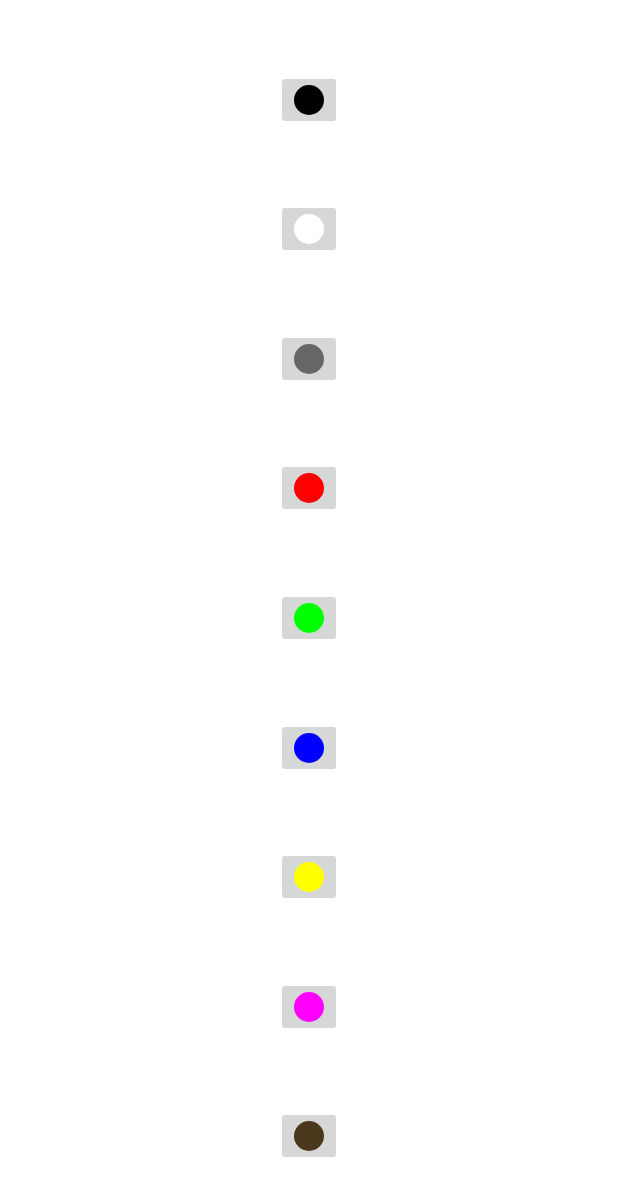
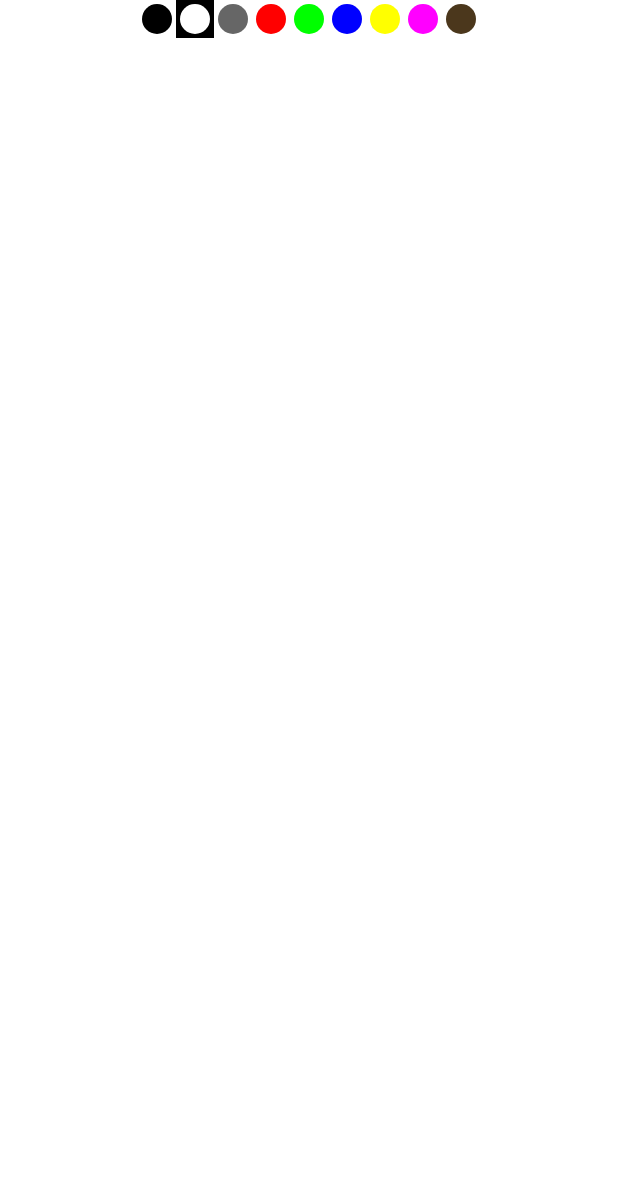
Before and after one commit to fj0lverkr/DrawingApp, an Android app: the layout dialog_brush_color.xml on its own in the app's theme, with its tools: preview values and no code run, on a phone screen of 412 x 824 dp. Shown: the top 1196 px of the screen. Run offline under Robolectric (Android 15) with nearby library versions, the phone set to English and light mode, and no system bars.

Commit message:
Simplified color chooser code

```diff
--- a/app/src/main/java/com/nilsnahooy/drawingapp/CanvasView.kt
+++ b/app/src/main/java/com/nilsnahooy/drawingapp/CanvasView.kt
@@ -93,8 +93,8 @@ class CanvasView(context: Context, attrs : AttributeSet): View(context, attrs) {
         mDrawPaint!!.strokeWidth = mBrushSize
     }
 
-    fun setBrushColor(newColor: Int) {
-        mColor = ResourcesCompat.getColor(resources, newColor, null)
+    fun setBrushColor(newColor: String) {
+        mColor = Color.parseColor(newColor)
         mDrawPath = DrawPath(mColor, mBrushSize)
         mDrawPaint!!.color = mColor
     }
--- a/app/src/main/res/layout/dialog_brush_color.xml
+++ b/app/src/main/res/layout/dialog_brush_color.xml
@@ -1,97 +1,64 @@
 <?xml version="1.0" encoding="utf-8"?>
-<androidx.constraintlayout.widget.ConstraintLayout xmlns:android="http://schemas.android.com/apk/res/android"
+<androidx.appcompat.widget.LinearLayoutCompat
+    android:id="@+id/ll_palette"
+    xmlns:android="http://schemas.android.com/apk/res/android"
     android:layout_width="match_parent"
-    android:layout_height="match_parent"
-    xmlns:app="http://schemas.android.com/apk/res-auto">
+    android:layout_height="wrap_content"
+    android:orientation="horizontal"
+    android:gravity="center">
 
     <ImageButton
-        android:id="@+id/ib_brush_color_black"
-        android:layout_width="wrap_content"
-        android:layout_height="wrap_content"
+        android:layout_width="25dp"
+        android:layout_height="25dp"
         android:src="@drawable/brush_color_black"
-        app:layout_constraintBottom_toTopOf="@id/ib_brush_color_white"
-        app:layout_constraintEnd_toEndOf="parent"
-        app:layout_constraintStart_toStartOf="parent"
-        app:layout_constraintTop_toTopOf="parent"
-        />
+        android:tag="@color/black"/>
 
     <ImageButton
-        android:layout_width="wrap_content"
-        android:layout_height="wrap_content"
-        android:id="@+id/ib_brush_color_white"
+        android:layout_width="25dp"
+        android:layout_height="25dp"
         android:src="@drawable/brush_color_white"
-        app:layout_constraintStart_toStartOf="parent"
-        app:layout_constraintEnd_toEndOf="parent"
-        app:layout_constraintTop_toBottomOf="@id/ib_brush_color_black"
-        app:layout_constraintBottom_toTopOf="@id/ib_brush_color_grey"/>
+        android:background="@color/black"
+        android:tag="@color/white"/>
 
     <ImageButton
-        android:layout_width="wrap_content"
-        android:layout_height="wrap_content"
-        android:id="@+id/ib_brush_color_grey"
+        android:layout_width="25dp"
+        android:layout_height="25dp"
         android:src="@drawable/brush_color_grey"
-        app:layout_constraintStart_toStartOf="parent"
-        app:layout_constraintEnd_toEndOf="parent"
-        app:layout_constraintTop_toBottomOf="@id/ib_brush_color_white"
-        app:layout_constraintBottom_toTopOf="@id/ib_brush_color_red"/>
+        android:tag="@color/grey"/>
 
     <ImageButton
-        android:layout_width="wrap_content"
-        android:layout_height="wrap_content"
-        android:id="@+id/ib_brush_color_red"
+        android:layout_width="25dp"
+        android:layout_height="25dp"
         android:src="@drawable/brush_color_red"
-        app:layout_constraintStart_toStartOf="parent"
-        app:layout_constraintEnd_toEndOf="parent"
-        app:layout_constraintTop_toBottomOf="@id/ib_brush_color_grey"
-        app:layout_constraintBottom_toTopOf="@id/ib_brush_color_green"/>
+        android:tag="@color/red"/>
 
     <ImageButton
-        android:layout_width="wrap_content"
-        android:layout_height="wrap_content"
-        android:id="@+id/ib_brush_color_green"
+        android:layout_width="25dp"
+        android:layout_height="25dp"
         android:src="@drawable/brush_color_green"
-        app:layout_constraintStart_toStartOf="parent"
-        app:layout_constraintEnd_toEndOf="parent"
-        app:layout_constraintTop_toBottomOf="@id/ib_brush_color_red"
-        app:layout_constraintBottom_toTopOf="@id/ib_brush_color_blue"/>
+        android:tag="@color/green"/>
 
     <ImageButton
-        android:layout_width="wrap_content"
-        android:layout_height="wrap_content"
-        android:id="@+id/ib_brush_color_blue"
+        android:layout_width="25dp"
+        android:layout_height="25dp"
         android:src="@drawable/brush_color_blue"
-        app:layout_constraintStart_toStartOf="parent"
-        app:layout_constraintEnd_toEndOf="parent"
-        app:layout_constraintTop_toBottomOf="@id/ib_brush_color_green"
-        app:layout_constraintBottom_toTopOf="@id/ib_brush_color_yellow"/>
+        android:tag="@color/blue"/>
 
     <ImageButton
-        android:layout_width="wrap_content"
-        android:layout_height="wrap_content"
-        android:id="@+id/ib_brush_color_yellow"
+        android:layout_width="25dp"
+        android:layout_height="25dp"
         android:src="@drawable/brush_color_yellow"
-        app:layout_constraintStart_toStartOf="parent"
-        app:layout_constraintEnd_toEndOf="parent"
-        app:layout_constraintTop_toBottomOf="@id/ib_brush_color_blue"
-        app:layout_constraintBottom_toTopOf="@id/ib_brush_color_purple"/>
+        android:tag="@color/yellow"/>
 
     <ImageButton
-        android:layout_width="wrap_content"
-        android:layout_height="wrap_content"
-        android:id="@+id/ib_brush_color_purple"
+        android:layout_width="25dp"
+        android:layout_height="25dp"
         android:src="@drawable/brush_color_purple"
-        app:layout_constraintStart_toStartOf="parent"
-        app:layout_constraintEnd_toEndOf="parent"
-        app:layout_constraintTop_toBottomOf="@id/ib_brush_color_yellow"
-        app:layout_constraintBottom_toTopOf="@id/ib_brush_color_coffee"/>
+        android:tag="@color/purple"/>
 
     <ImageButton
-        android:id="@+id/ib_brush_color_coffee"
-        android:layout_width="wrap_content"
-        android:layout_height="wrap_content"
+        android:layout_width="25dp"
+        android:layout_height="25dp"
         android:src="@drawable/brush_color_coffee"
-        app:layout_constraintBottom_toBottomOf="parent"
-        app:layout_constraintEnd_toEndOf="parent"
-        app:layout_constraintStart_toStartOf="parent"
-        app:layout_constraintTop_toBottomOf="@id/ib_brush_color_purple" />
-</androidx.constraintlayout.widget.ConstraintLayout>
+        android:tag="@color/coffee"/>
+</androidx.appcompat.widget.LinearLayoutCompat>
```
Also changed, not shown: app/src/main/java/com/nilsnahooy/drawingapp/MainActivity.kt (+9 -53 lines).
